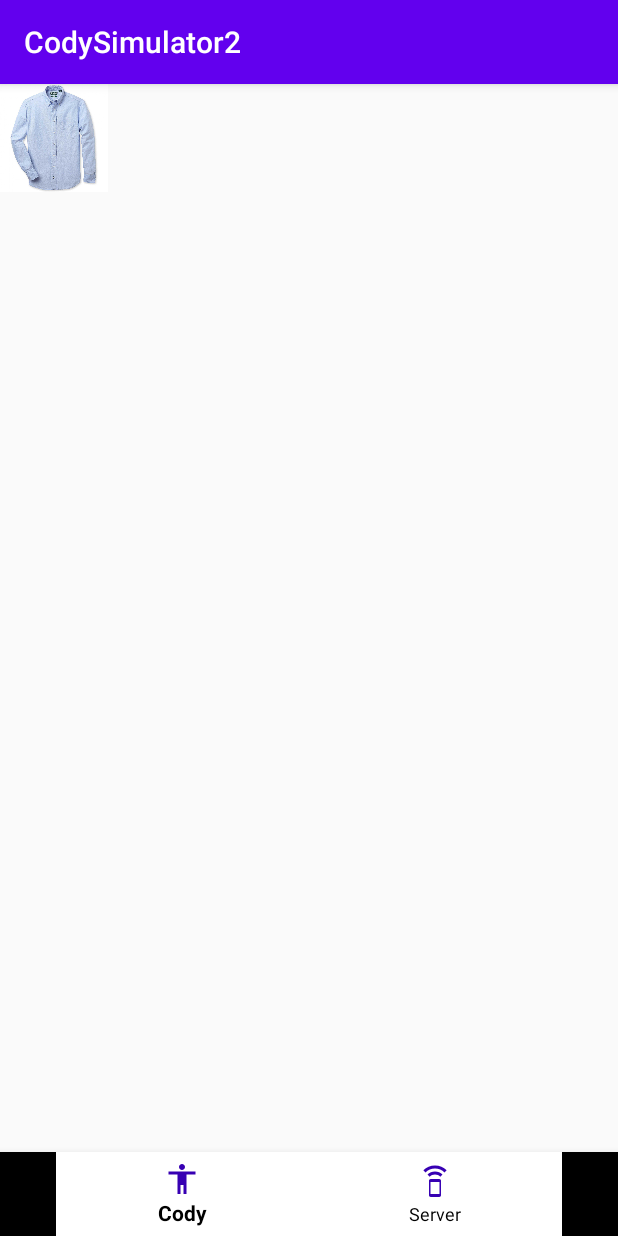
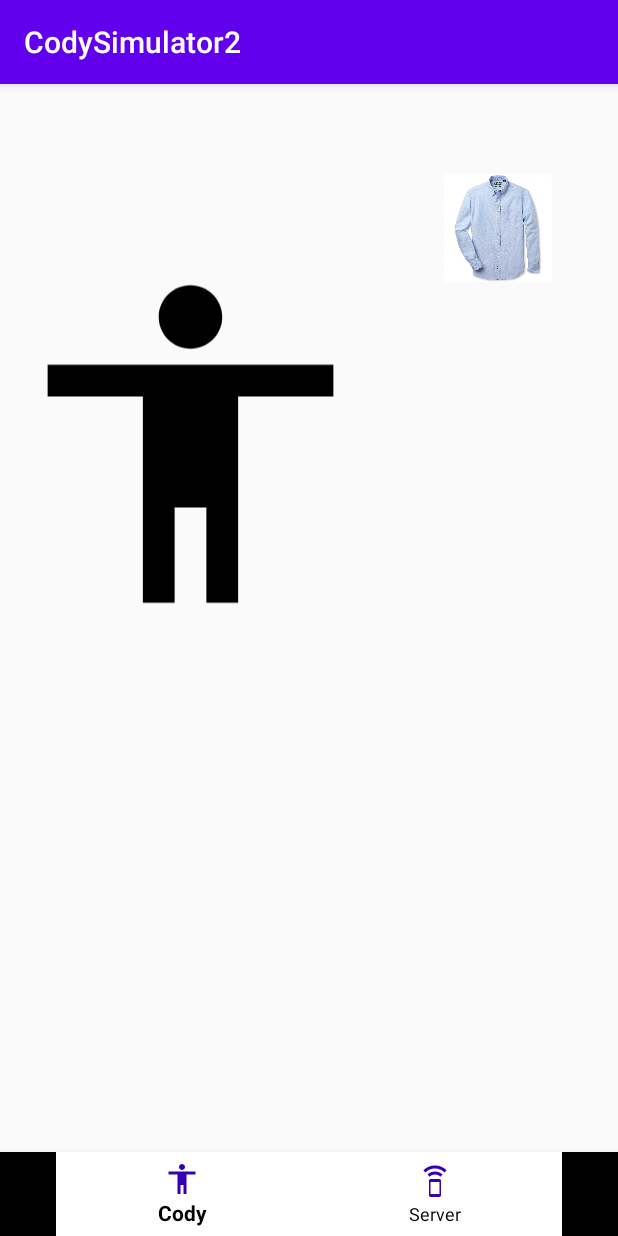
Before and after one commit to satelite54/MyProject, an Android app: the screen it shows after launch (MainActivity), on a phone screen of 412 x 824 dp. Run offline under Robolectric (Android 15) with nearby library versions, the phone set to English and light mode, and no system bars; 1 statement that could not run was skipped.

Commit message:
[CodySimulator]  - Test Layout 추가

```diff
--- a/CodySimulator2/app/src/main/java/com/project/codysimulator2/MainActivity.kt
+++ b/CodySimulator2/app/src/main/java/com/project/codysimulator2/MainActivity.kt
@@ -1,4 +1,4 @@
-package com.project.codysimulator2
+package com.project.codysimulator2 // Made by 김태헌
 
 import android.os.Bundle
 import android.view.MenuItem
--- a/CodySimulator2/app/src/main/java/com/project/codysimulator2/cody_frag.kt
+++ b/CodySimulator2/app/src/main/java/com/project/codysimulator2/cody_frag.kt
@@ -44,6 +44,7 @@ class cody_frag : Fragment() {
     override fun onActivityCreated(savedInstanceState: Bundle?) {
         super.onActivityCreated(savedInstanceState)
 
+
         imageView.setOnTouchListener { v: View, event: MotionEvent ->
             DragAndMove(v, event, imageView)
         }
@@ -87,6 +88,7 @@ class cody_frag : Fragment() {
         fun newInstance(param1: String, param2: String) =
             cody_frag().apply {
                 arguments = Bundle().apply {
+
                     putString(ARG_PARAM1, param1)
                     putString(ARG_PARAM2, param2)
                 }
--- a/CodySimulator2/app/src/main/res/layout/fragment_cody_frag.xml
+++ b/CodySimulator2/app/src/main/res/layout/fragment_cody_frag.xml
@@ -6,6 +6,10 @@
     android:layout_height="match_parent"
     tools:context=".cody_frag">
 
+    <androidx.constraintlayout.widget.ConstraintLayout
+        android:layout_width="match_parent"
+        android:layout_height="match_parent">
+
         <ImageView
             android:id="@+id/imageView"
             android:layout_width="72dp"
@@ -13,9 +17,20 @@
             android:src="@drawable/blue_cloth"
             app:layout_constraintBottom_toBottomOf="parent"
             app:layout_constraintEnd_toEndOf="parent"
-        app:layout_constraintHorizontal_bias="0.663"
+            app:layout_constraintHorizontal_bias="0.87"
             app:layout_constraintStart_toStartOf="parent"
             app:layout_constraintTop_toTopOf="parent"
-        app:layout_constraintVertical_bias="0.097" />
+            app:layout_constraintVertical_bias="0.094" />
+
+        <ImageView
+            android:id="@+id/imageView2"
+            android:layout_width="254dp"
+            android:layout_height="480dp"
+            android:src="@drawable/ic_cody_black_24dp"
+            app:layout_constraintEnd_toEndOf="parent"
+            app:layout_constraintHorizontal_bias="0.0"
+            app:layout_constraintStart_toStartOf="parent"
+            app:layout_constraintTop_toTopOf="parent" />
+    </androidx.constraintlayout.widget.ConstraintLayout>
 
 </FrameLayout>
```
Lines whose indentation alone changed are shown as unchanged.
